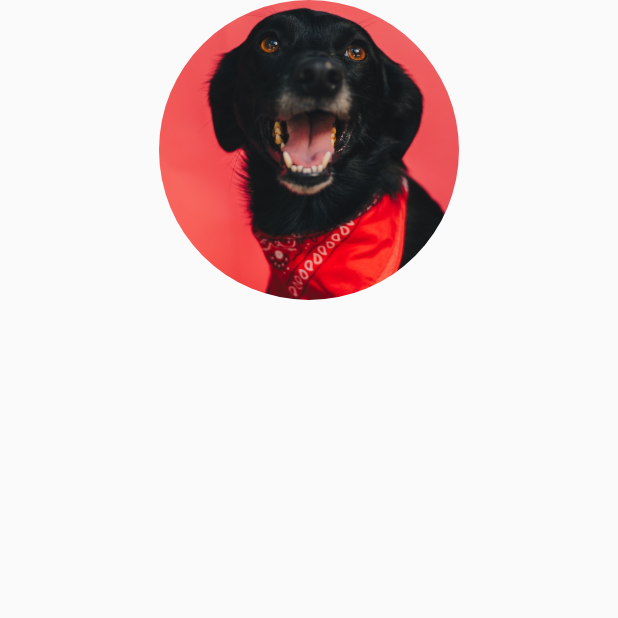
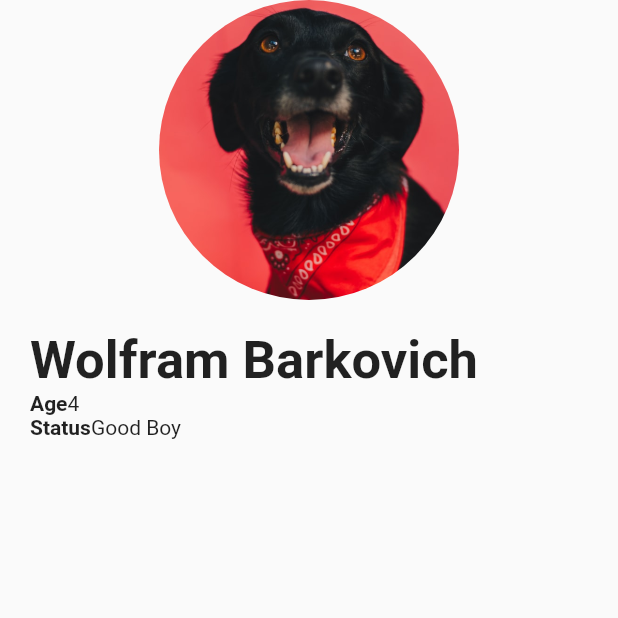
Before and after one commit to co360/flutter-cookbook, a Flutter app: the ProfileScreen screen opened directly, on a phone screen of 412 x 824 dp, the top half of it. Run offline on Flutter 3.47's test engine with Material 2 defaults, Android fonts, the phone set to English and light mode, and no system bars; our stand-ins replace google_fonts.

Commit message:
add profile details method

```diff
--- a/04-layout-taming-widget-tree/prototype_screen/lib/profile_screen.dart
+++ b/04-layout-taming-widget-tree/prototype_screen/lib/profile_screen.dart
@@ -30,7 +30,32 @@ class ProfileScreen extends StatelessWidget {
   }
 
   Widget _buildProfileDetails(BuildContext context) {
-    return Container();
+    return Padding(
+      padding: const EdgeInsets.all(20.0),
+      child: Column(
+        crossAxisAlignment: CrossAxisAlignment.start,
+        children: <Widget>[
+          Text(
+            'Wolfram Barkovich',
+            style: TextStyle(fontSize: 35, fontWeight: FontWeight.w600),
+          ),
+          _buildDetailsRow('Age', '4'),
+          _buildDetailsRow('Status', 'Good Boy'),
+        ],
+      ),
+    );
+  }
+
+  Widget _buildDetailsRow(String heading, String value) {
+    return Row(
+      children: <Widget>[
+        Text(
+          heading,
+          style: const TextStyle(fontWeight: FontWeight.bold),
+        ),
+        Text(value),
+      ],
+    );
   }
 
   Widget _buildActions(BuildContext context) {
```
